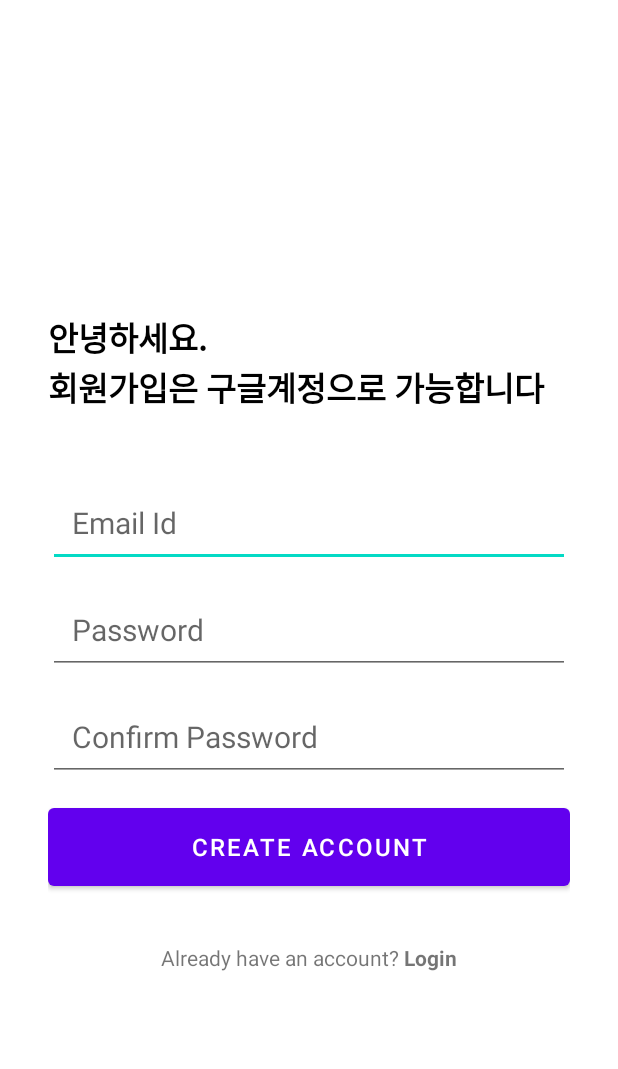
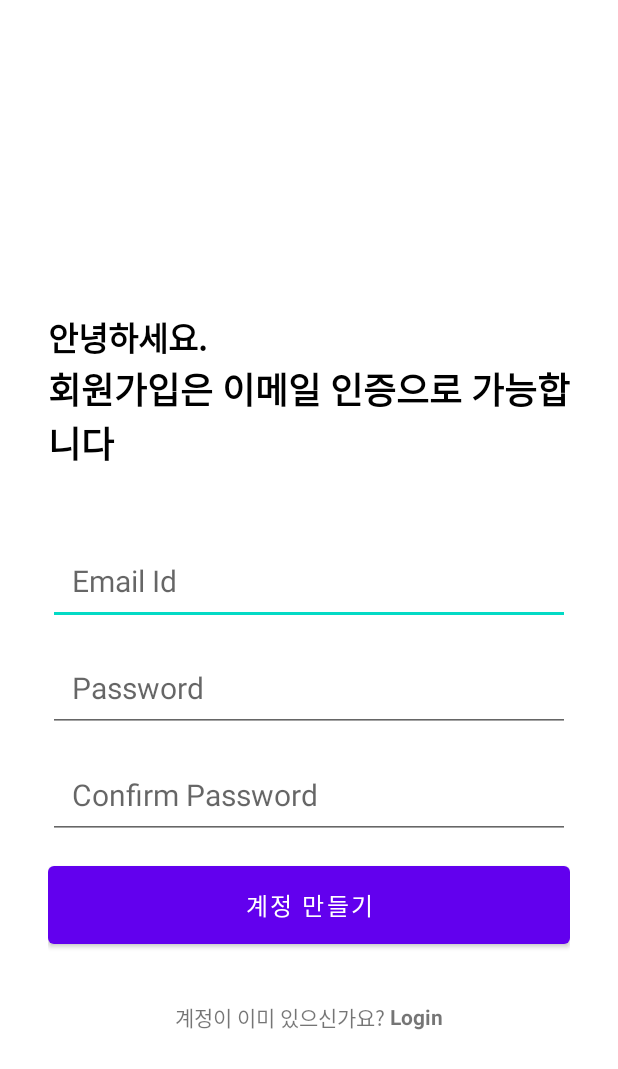
Before and after one commit to jinwon1998jang/moracmorac-project, an Android app: the CreateAccountActivity screen opened directly, with no data from a screen before it, on a phone screen of 412 x 824 dp. Shown: the top 1069 px of the screen. Run offline under Robolectric (Android 15) with nearby library versions, the phone set to English and light mode, and no system bars; our stand-ins replace Firebase (no records; nobody signed in at launch, a user with empty details on screens opened directly).

Commit message:
06.06 PM 09:33

```diff
--- a/app/src/main/java/com/example/moracmoracsignintest/CEOMainActivity.java
+++ b/app/src/main/java/com/example/moracmoracsignintest/CEOMainActivity.java
@@ -95,7 +95,7 @@ public class CEOMainActivity extends AppCompatActivity {
 
     void showMenu() {
         PopupMenu popupMenu = new PopupMenu(CEOMainActivity.this, menuBtn);
-        popupMenu.getMenu().add("Menu");
+        popupMenu.getMenu().add("사용자 맵");
         popupMenu.getMenu().add("Logout");
 
         popupMenu.show();
@@ -107,8 +107,8 @@ public class CEOMainActivity extends AppCompatActivity {
                     startActivity(new Intent(CEOMainActivity.this, LoginActivity.class));
                     finish();
                     return true;
-                } else if (menuItem.getTitle().equals("Menu")) {
-                    startActivity(new Intent(CEOMainActivity.this, menuActivity.class));
+                } else if (menuItem.getTitle().equals("사용자 맵")) {
+                    startActivity(new Intent(CEOMainActivity.this, MapsActivity.class));
                     return true;
                 }
                 return false;
--- a/app/src/main/java/com/example/moracmoracsignintest/CreateAccountActivity.java
+++ b/app/src/main/java/com/example/moracmoracsignintest/CreateAccountActivity.java
@@ -70,7 +70,7 @@ public class CreateAccountActivity extends AppCompatActivity {
                         changeInProgress(false);
                         if(task.isSuccessful()){
                             //creating acc is done
-                            Utility.showToast(CreateAccountActivity.this,"Successfully create account,Check email to verify");
+                            Utility.showToast(CreateAccountActivity.this,"계정이 성공적으로 생성되었습니다.");
                             firebaseAuth.getCurrentUser().sendEmailVerification();
                             firebaseAuth.signOut();
                             finish();
@@ -100,7 +100,7 @@ public class CreateAccountActivity extends AppCompatActivity {
         //validate the data that are input by user.
 
         if(!Patterns.EMAIL_ADDRESS.matcher(email).matches()){
-            emailEditText.setError("Email is invalid");
+            emailEditText.setError("이메일이 존재하지 않습니다");
             return false;
         }
         if(password.length()<6){
@@ -108,7 +108,7 @@ public class CreateAccountActivity extends AppCompatActivity {
             return false;
         }
         if(!password.equals(confirmPassword)){
-            confirmPasswordEditText.setError("Password not matched");
+            confirmPasswordEditText.setError("패스워드가 일치하지 않습니다");
             return false;
         }
         return true;
--- a/app/src/main/res/layout/activity_create_account.xml
+++ b/app/src/main/res/layout/activity_create_account.xml
@@ -33,9 +33,9 @@
         <TextView
             android:layout_width="match_parent"
             android:layout_height="wrap_content"
-            android:text="회원가입은 구글계정으로 가능합니다"
+            android:text="회원가입은 이메일 인증으로 가능합니다"
             android:textStyle="bold"
-            android:textSize="22sp"
+            android:textSize="24sp"
             android:textColor="@color/black"/>
 
     </LinearLayout>
@@ -87,7 +87,7 @@
             android:layout_width="match_parent"
             android:id="@+id/create_account_btn"
             android:layout_height="64dp"
-            android:text="Create Account"
+            android:text="계정 만들기"
             android:layout_marginTop="12dp"
             android:textSize="16sp"
             />
@@ -112,7 +112,7 @@
         <TextView
             android:layout_width="wrap_content"
             android:layout_height="wrap_content"
-            android:text="Already have an account? "/>
+            android:text="계정이 이미 있으신가요? "/>
         <TextView
             android:layout_width="wrap_content"
             android:layout_height="wrap_content"
--- a/app/src/main/res/layout/activity_login.xml
+++ b/app/src/main/res/layout/activity_login.xml
@@ -109,13 +109,13 @@
         <TextView
             android:layout_width="wrap_content"
             android:layout_height="wrap_content"
-            android:text="Don't have an account? "/>
+            android:text="모락모락 계정이 없으신가요? "/>
         <TextView
             android:layout_width="wrap_content"
             android:layout_height="wrap_content"
             android:textStyle="bold"
             android:id="@+id/create_account_text_view_btn"
-            android:text="Create Account"/>
+            android:text="계정 만들기"/>
 
     </LinearLayout>
 
```
